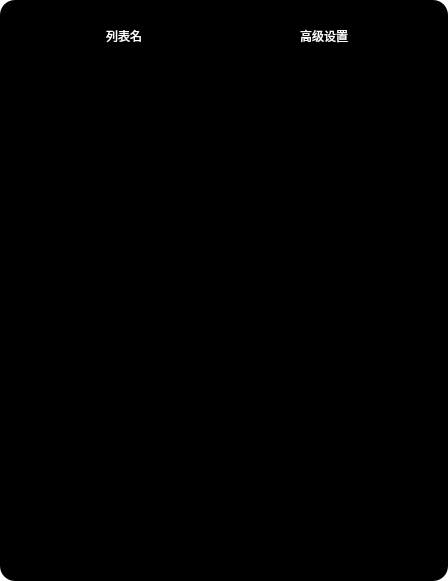
Qt form list.ui (dihdhiendj/musicPlay-c) before a commit.
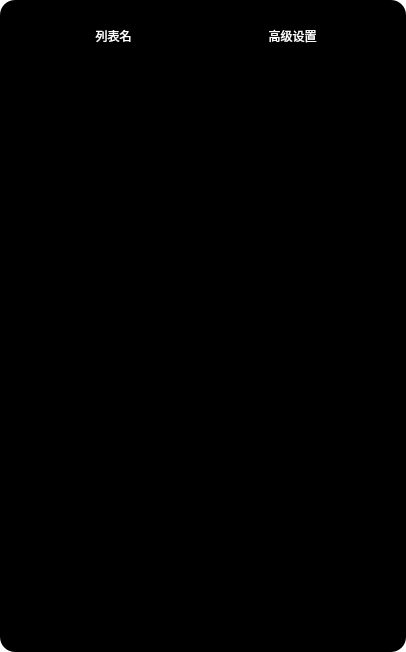
The same form after that commit. Custom widgets are drawn as their Qt base class.

Diff of the .ui file:
```diff
--- a/list.ui
+++ b/list.ui
@@ -6,51 +6,34 @@
    <rect>
     <x>0</x>
     <y>0</y>
-    <width>448</width>
-    <height>581</height>
+    <width>406</width>
+    <height>652</height>
    </rect>
   </property>
   <property name="windowTitle">
    <string>播放列表</string>
   </property>
   <property name="styleSheet">
-   <string notr="true">
+   <string notr="true">#widget{
+background-color: rgb(0, 0, 0);
+border-radius:15px;
+}
 *:hover{
 color: rgb(0, 170, 255);
 }
-#widget{
-border-radius:15px;
-background-color: rgb(0, 0, 0);
+#widget_show{
+background-color: rgba(0,0,0,128); 
+}
+QMenu
+{
+background-color: rgba(0,0,0,128);
 }
 *{
-font:100 12pt &quot;华文仿宋&quot;;
+font: 12pt &quot;华文仿宋&quot;;
+border:none;
 color: rgb(255, 255, 255);
 background-color: transparent;
-border:0px;
-}
-QLabel{
-border-top:1px solid rgb(198, 198, 198);
-border-bottom:1px solid rgb(198, 198, 198);
-min-height:40px;
-}
-QLineEdit
-{
-border-bottom:1px solid rgb(198, 198, 198);
-min-height:40px;
-}
-QComboBox{
-min-height:40px;
-}
-QComboBox QAbstractItemView 
-{
-background-color: rgb(0, 0, 0);
-}
-QMenu
-{
-background-color: rgba(0,0,0,128);
-}
-
-</string>
+}</string>
   </property>
   <layout class="QVBoxLayout" name="verticalLayout_6">
    <property name="spacing">
```
